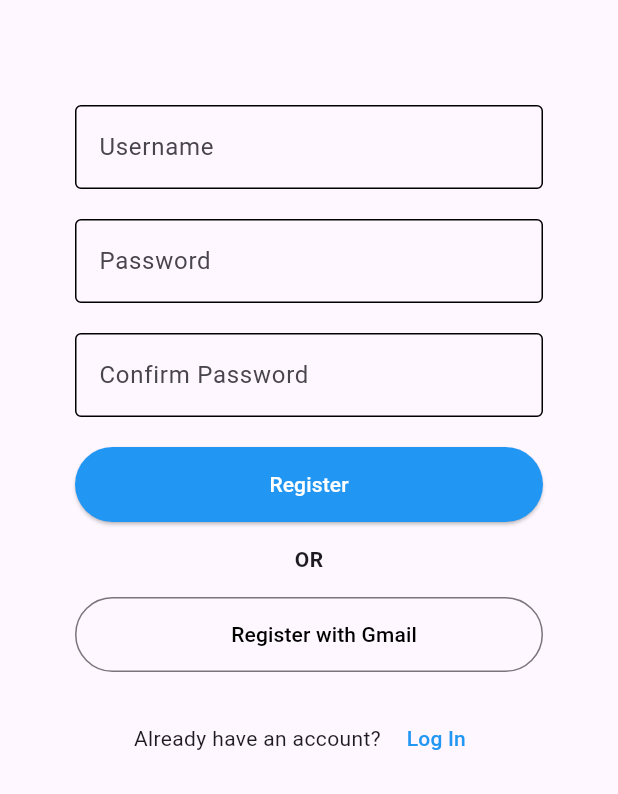
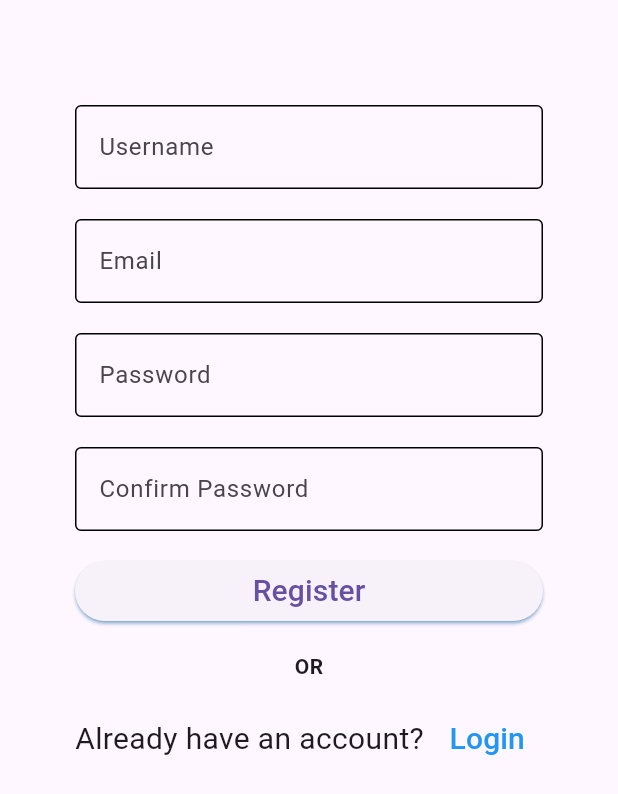
Before and after one commit to FrederickYapiter2411/Clairvoyance--Big-Project, a Flutter app: the Register screen opened directly, on a phone screen of 412 x 824 dp. Shown: the top 794 px of the screen. Run offline on Flutter 3.47's test engine with Material 3 defaults, Android fonts, the phone set to English and light mode, and no system bars; accounts and stored records are empty.

Commit message:
mengubah tempat penyimpanan data yg telah diregister agar menuju list pada provider

```diff
--- a/lib/screens/register.dart
+++ b/lib/screens/register.dart
@@ -1,25 +1,55 @@
 import 'package:flutter/material.dart';
 import 'package:provider/provider.dart';
-import 'package:clairvoyant_tubes/screens/home.dart';
 import 'package:clairvoyant_tubes/screens/login.dart';
 import 'package:clairvoyant_tubes/screens/provider.dart'; // Import the UserProvider class
 
-class Register extends StatelessWidget {
+class Register extends StatefulWidget {
+  const Register({super.key});
+
   @override
-  Widget build(BuildContext context) {
-    var userProvider = Provider.of<UserProvider>(context);
+  State<Register> createState() => _RegisterState();
+}
 
-    TextEditingController inputUsername = TextEditingController();
-    TextEditingController inputPassword = TextEditingController();
-    TextEditingController finalInputPassword = TextEditingController();
+class _RegisterState extends State<Register> {
+  final _usernameC = TextEditingController();
+  final _emailC = TextEditingController();
+  final _passwordC = TextEditingController();
+  final _confirmPasswordC = TextEditingController();
 
   Color floatingColor1 = Colors.grey;
   Color floatingColor2 = Colors.grey;
   Color floatingColor3 = Colors.grey;
 
+  String validation = "";
+  String? err3;
   String finalTempPassword = '';
-    String? err3;
 
+  void buttonClick() {
+    if (_passwordC.text != _confirmPasswordC.text) {
+      setState(() {
+        validation = "Passwords do not match";
+        err3 = 'Passwords do not match';
+        finalTempPassword = _confirmPasswordC.text;
+      });
+    } else {
+      var userProvider = Provider.of<UserProvider>(context, listen: false);
+      userProvider.register(
+        _usernameC.text,
+        _emailC.text,
+        _passwordC.text,
+      );
+      setState(() {
+        validation = "Account successfully registered";
+        err3 = null;
+      });
+      Navigator.of(context).push(MaterialPageRoute(builder: (context) {
+        return const Login();
+      }));
+    }
+  }
+
+  @override
+  Widget build(BuildContext context) {
     return Scaffold(
       body: SingleChildScrollView(
         padding: EdgeInsets.all(50),
@@ -30,100 +60,125 @@ class Register extends StatelessWidget {
             ),
             Focus(
               onFocusChange: (value) {
-                if (value) {
-                  floatingColor1 = Colors.redAccent;
-                } else {
-                  floatingColor1 = Colors.grey;
-                }
+                setState(() {
+                  floatingColor1 = value ? Colors.redAccent : Colors.grey;
+                });
               },
               child: TextFormField(
-                controller: inputUsername,
+                controller: _usernameC,
                 decoration: InputDecoration(
-                  floatingLabelStyle: TextStyle(color: floatingColor1),
                   labelText: 'Username',
+                  hintText: 'Enter your username',
+                  hintStyle: TextStyle(color: Colors.grey),
                   enabledBorder: OutlineInputBorder(),
                   focusedBorder: OutlineInputBorder(
-                      borderSide: BorderSide(color: Colors.redAccent)),
+                    borderSide: BorderSide(color: floatingColor1),
+                  ),
+                ),
+              ),
+            ),
+            const SizedBox(
+              height: 20,
+            ),
+            Focus(
+              onFocusChange: (value) {
+                setState(() {
+                  floatingColor2 = value ? Colors.redAccent : Colors.grey;
+                });
+              },
+              child: TextFormField(
+                controller: _emailC,
+                decoration: InputDecoration(
+                  labelText: 'Email',
+                  hintText: 'Enter your email',
+                  hintStyle: TextStyle(color: Colors.grey),
+                  enabledBorder: OutlineInputBorder(),
+                  focusedBorder: OutlineInputBorder(
+                    borderSide: BorderSide(color: floatingColor2),
+                  ),
+                ),
+              ),
+            ),
+            const SizedBox(
+              height: 20,
+            ),
+            Focus(
+              onFocusChange: (value) {
+                setState(() {
+                  floatingColor3 = value ? Colors.redAccent : Colors.grey;
+                });
+              },
+              child: TextFormField(
+                controller: _passwordC,
+                obscureText: true,
+                decoration: InputDecoration(
+                  labelText: 'Password',
+                  hintText: 'Enter your password',
+                  hintStyle: TextStyle(color: Colors.grey),
+                  enabledBorder: OutlineInputBorder(),
+                  focusedBorder: OutlineInputBorder(
+                    borderSide: BorderSide(color: floatingColor3),
+                  ),
+                ),
+              ),
+            ),
+            const SizedBox(
+              height: 20,
+            ),
+            Focus(
+              onFocusChange: (value) {
+                setState(() {
+                  floatingColor3 = value ? Colors.redAccent : Colors.grey;
+                  if (finalTempPassword != _confirmPasswordC.text) {
+                    err3 = null;
+                  }
+                });
+              },
+              child: TextFormField(
+                controller: _confirmPasswordC,
+                obscureText: true,
+                decoration: InputDecoration(
+                  labelText: 'Confirm Password',
+                  hintText: 'Re-enter your password',
+                  hintStyle: TextStyle(color: Colors.grey),
+                  enabledBorder: OutlineInputBorder(),
+                  focusedBorder: OutlineInputBorder(
+                    borderSide: BorderSide(color: floatingColor3),
+                  ),
+                  errorText: err3,
+                ),
+              ),
+            ),
+            const SizedBox(
+              height: 20,
+            ),
+            SizedBox(
+              width: double.infinity,
+              height: 40,
+              child: ElevatedButton(
+                style: ElevatedButton.styleFrom(
+                  shadowColor: Colors.blue,
+                ),
+                onPressed: buttonClick,
+                child: const Text(
+                  "Register",
+                  style: TextStyle(fontSize: 20),
                 ),
               ),
             ),
             SizedBox(
               height: 20,
-            ),
-            Focus(
-              onFocusChange: (value) {
-                if (value) {
-                  floatingColor2 = Colors.redAccent;
-                } else {
-                  floatingColor2 = Colors.grey;
-                }
-              },
-              child: TextFormField(
-                obscureText: true,
-                controller: inputPassword,
-                decoration: InputDecoration(
-                  floatingLabelStyle: TextStyle(color: floatingColor2),
-                  labelText: 'Password',
-                  enabledBorder: OutlineInputBorder(),
-                  focusedBorder: OutlineInputBorder(
-                      borderSide: BorderSide(color: Colors.redAccent)),
+              child: Center(
+                child: Text(
+                  validation,
+                  style: TextStyle(
+                    color: validation == "Account successfully registered"
+                        ? Colors.green
+                        : Colors.red,
+                    fontSize: 20,
                   ),
                 ),
               ),
-            SizedBox(
-              height: 20,
-            ),
-            Focus(
-              onFocusChange: (value) {
-                if (value) {
-                  floatingColor3 = Colors.redAccent;
-                } else {
-                  floatingColor3 = Colors.grey;
-                  if (finalTempPassword != finalInputPassword.text) {
-                    err3 = null;
-                  }
-                }
-              },
-              child: TextFormField(
-                obscureText: true,
-                controller: finalInputPassword,
-                decoration: InputDecoration(
-                    floatingLabelStyle: TextStyle(color: floatingColor3),
-                    labelText: 'Confirm Password',
-                    enabledBorder: OutlineInputBorder(),
-                    focusedBorder: OutlineInputBorder(
-                        borderSide: BorderSide(color: Colors.redAccent)),
-                    errorText: err3),
-              ),
-            ),
-            SizedBox(
-              height: 20,
-            ),
-            ElevatedButton(
-              onPressed: () {
-                FocusScope.of(context).unfocus();
-                if (inputPassword.text != finalInputPassword.text) {
-                  err3 = 'Unmatched password';
-                  finalTempPassword = finalInputPassword.text;
-                } else {
-                  userProvider.register(inputUsername.text, inputPassword.text);
-                  if (userProvider.user != null) {
-                    Navigator.of(context).pushReplacement(MaterialPageRoute(
-                        builder: (context) => Home(
-                              username: '',
-                            )));
-                  }
-                }
-              },
-              child: Text('Register'),
-              style: ElevatedButton.styleFrom(
-                minimumSize: Size(double.infinity, 50),
-                foregroundColor: Colors.white,
-                backgroundColor: Colors.blue,
-              ),
-            ),
-            SizedBox(
-              height: 15,
             ),
             Text(
               'OR',
@@ -132,42 +187,28 @@ class Register extends StatelessWidget {
             SizedBox(
               height: 15,
             ),
-            OutlinedButton(
-                onPressed: () {},
-                style: OutlinedButton.styleFrom(
-                    minimumSize: Size(double.infinity, 50)),
-                child: Row(
-                  mainAxisAlignment: MainAxisAlignment.center,
+            Row(
               children: [
-                    SizedBox(
-                      width: 20,
+                const Text(
+                  "Already have an account?",
+                  style: TextStyle(fontSize: 20),
                 ),
-                    Text(
-                      'Register with Gmail',
-                      style: TextStyle(color: Colors.black),
-                    )
-                  ],
-                )),
-            SizedBox(
-              height: 20,
-            ),
-            Row(
-              mainAxisAlignment: MainAxisAlignment.center,
-              children: [
-                Text("Already have an account?"),
-                SizedBox(
-                  width: 5,
-                ),
+                const SizedBox(width: 5),
                 TextButton(
                   onPressed: () {
-                    Navigator.of(context).pushReplacement(
-                        MaterialPageRoute(builder: (context) => Login()));
+                    Navigator.of(context).push(
+                      MaterialPageRoute(builder: (context) {
+                        return const Login();
+                      }),
+                    );
                   },
-                  child: Text('Log In'),
-                  style: TextButton.styleFrom(foregroundColor: Colors.blue),
-                )
+                  child: const Text(
+                    "Login",
+                    style: TextStyle(color: Colors.blue, fontSize: 20),
+                  ),
+                ),
               ],
-            )
+            ),
           ],
         ),
       ),
```
Lines whose indentation alone changed are shown as unchanged.
